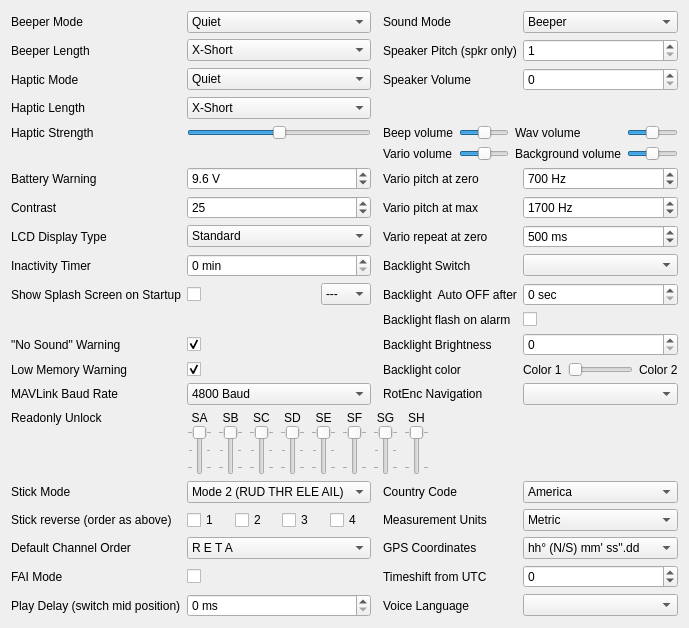
Qt form companion/src/generaledit/generalsetup.ui (opentx/opentx) before a commit.
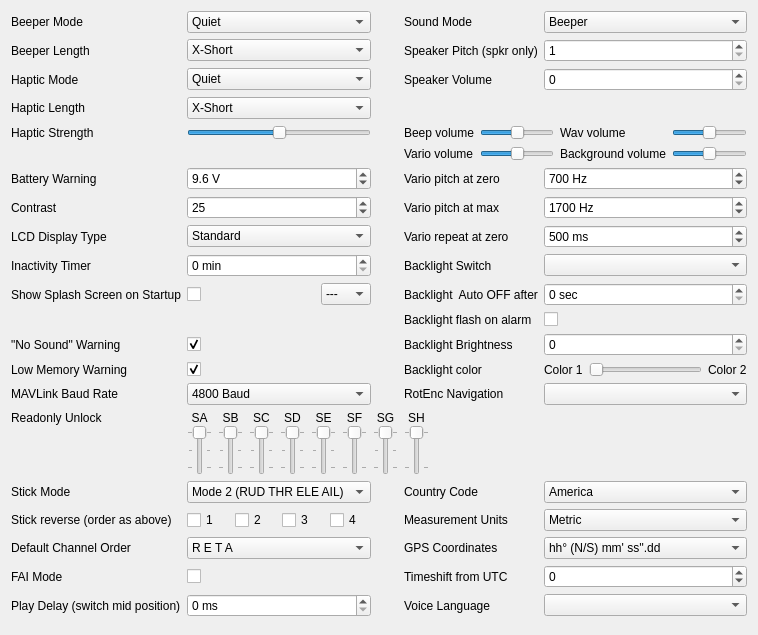
The same form after that commit.

The edit to the form file:
```diff
--- a/companion/src/generaledit/generalsetup.ui
+++ b/companion/src/generaledit/generalsetup.ui
@@ -6,8 +6,8 @@
    <rect>
     <x>0</x>
     <y>0</y>
-    <width>689</width>
-    <height>606</height>
+    <width>758</width>
+    <height>635</height>
    </rect>
   </property>
   <property name="windowTitle">
```
Left out of the diff: 6 changed lines with no effect on the pictures.
